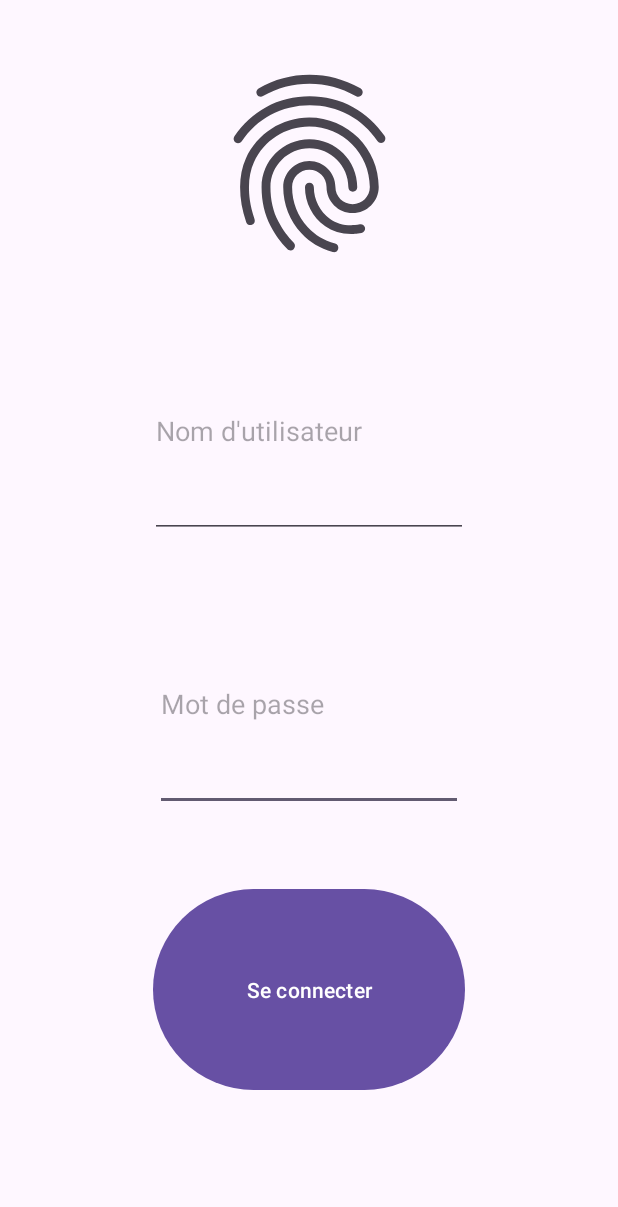
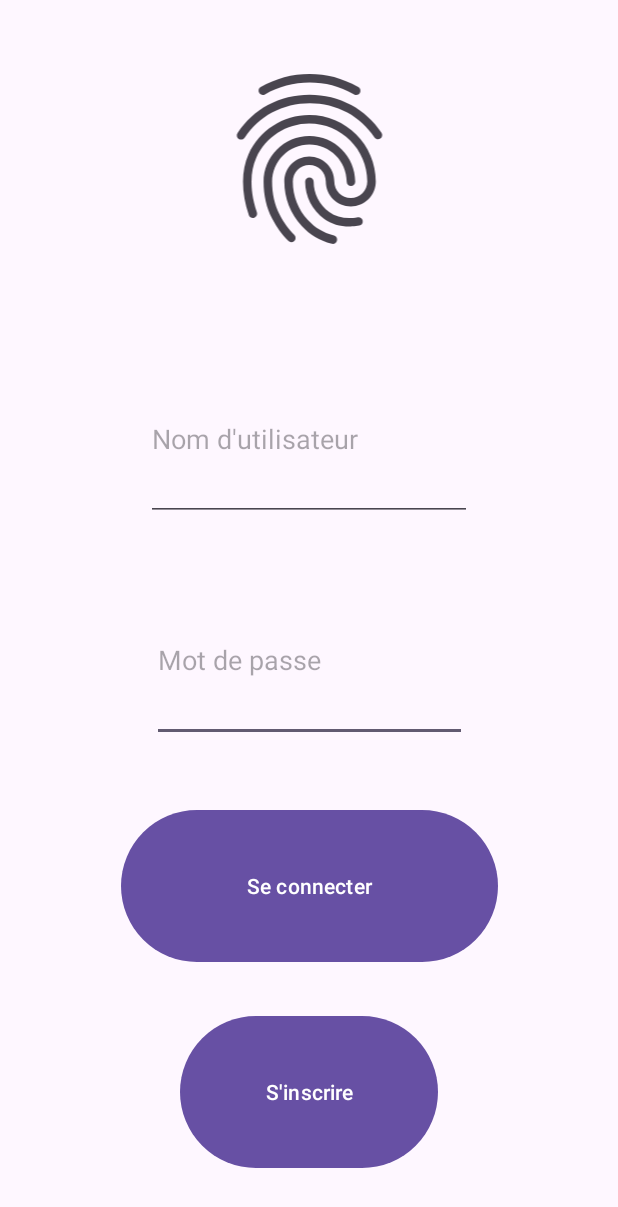
Before and after one commit to Azguegou/AppMobProject, an Android app: the screen it shows after launch (MainActivity), on a phone screen of 412 x 824 dp. Shown: the top 1207 px of the screen. Run offline under Robolectric (Android 15) with nearby library versions, the phone set to English and light mode, and no system bars.

Commit message:
Page inscription

```diff
--- a/app/src/main/java/com/example/tp1a/MainActivity.kt
+++ b/app/src/main/java/com/example/tp1a/MainActivity.kt
@@ -18,10 +18,15 @@ class MainActivity : AppCompatActivity() {
         // get references
         val btn = findViewById<Button>(R.id.Connexion)
         val id = findViewById<EditText>(R.id.Identifiant)
-        val password = findViewById<EditText>(R.id.MotDePasse)
+        val password = findViewById<EditText>(R.id.ConfirmMotDePasse)
         val logo = findViewById<ImageView>(R.id.imageView2)
+        val inscription = findViewById<Button>(R.id.goToRegister)
 
         // set on-click listener
+        inscription.setOnClickListener {
+            val intent = Intent(this@MainActivity, RegisterActivity::class.java)
+            startActivity(intent)
+        }
         btn.setOnClickListener {
             if (id.length() > 0 && password.length() > 0) {
                 if (password.length() < 8) {
--- a/app/src/main/res/layout/login.xml
+++ b/app/src/main/res/layout/login.xml
@@ -9,21 +9,21 @@
 
     <Button
         android:id="@+id/Connexion"
-        android:layout_width="208dp"
+        android:layout_width="251dp"
         android:layout_height="0dp"
-        android:layout_marginBottom="93dp"
+        android:layout_marginBottom="28dp"
         android:text="Se connecter"
-        app:layout_constraintBottom_toBottomOf="parent"
+        app:layout_constraintBottom_toTopOf="@+id/goToRegister"
         app:layout_constraintEnd_toEndOf="parent"
         app:layout_constraintStart_toStartOf="parent"
-        app:layout_constraintTop_toBottomOf="@+id/MotDePasse" />
+        app:layout_constraintTop_toBottomOf="@+id/ConfirmMotDePasse" />
 
     <ImageView
         android:id="@+id/imageView2"
-        android:layout_width="234dp"
-        android:layout_height="0dp"
+        android:layout_width="235dp"
+        android:layout_height="136dp"
         android:layout_marginTop="38dp"
-        android:layout_marginBottom="36dp"
+        android:layout_marginBottom="64dp"
         app:layout_constraintBottom_toTopOf="@+id/Identifiant"
         app:layout_constraintEnd_toEndOf="parent"
         app:layout_constraintStart_toStartOf="parent"
@@ -31,10 +31,10 @@
         app:srcCompat="?android:attr/fingerprintAuthDrawable" />
 
     <EditText
-        android:id="@+id/MotDePasse"
-        android:layout_width="205dp"
+        android:id="@+id/ConfirmMotDePasse"
+        android:layout_width="210dp"
         android:layout_height="0dp"
-        android:layout_marginBottom="48dp"
+        android:layout_marginBottom="41dp"
         android:ems="10"
         android:hint="Mot de passe"
         android:inputType="textPassword"
@@ -45,13 +45,24 @@
 
     <com.google.android.material.textfield.TextInputEditText
         android:id="@+id/Identifiant"
-        android:layout_width="212dp"
+        android:layout_width="217dp"
         android:layout_height="0dp"
-        android:layout_marginBottom="40dp"
+        android:layout_marginBottom="38dp"
         android:hint="Nom d'utilisateur"
-        app:layout_constraintBottom_toTopOf="@+id/MotDePasse"
+        app:layout_constraintBottom_toTopOf="@+id/ConfirmMotDePasse"
         app:layout_constraintEnd_toEndOf="parent"
         app:layout_constraintStart_toStartOf="parent"
         app:layout_constraintTop_toBottomOf="@+id/imageView2" />
 
+    <Button
+        android:id="@+id/goToRegister"
+        android:layout_width="172dp"
+        android:layout_height="0dp"
+        android:layout_marginBottom="41dp"
+        android:text="S'inscrire"
+        app:layout_constraintBottom_toBottomOf="parent"
+        app:layout_constraintEnd_toEndOf="parent"
+        app:layout_constraintStart_toStartOf="parent"
+        app:layout_constraintTop_toBottomOf="@+id/Connexion" />
+
 </androidx.constraintlayout.widget.ConstraintLayout>
--- a/app/src/main/res/values/strings.xml
+++ b/app/src/main/res/values/strings.xml
@@ -43,4 +43,5 @@
         libero vel nunc consequat, quis tincidunt nisl eleifend. Cras bibendum enim a justo luctus
         vestibulum. Fusce dictum libero quis erat maximus, vitae volutpat diam dignissim.
     </string>
+    <string name="title_activity_login">LoginActivity</string>
 </resources>
```
Also changed, not shown: app/src/main/AndroidManifest.xml (+11 -0 lines), app/src/main/java/com/example/tp1a/RegisterActivity.kt (added, +30 -0 lines), app/src/main/res/layout/register.xml (added, +115 -0 lines), app/src/main/res/navigation/nav_graph2.xml (added, +28 -0 lines).
